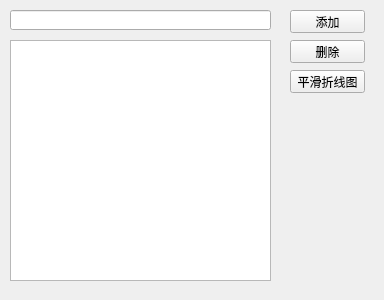
This is UI_choose.ui in uguess1/query_bili_fans_num as Qt 5 draws it before an edit. The edited form follows.
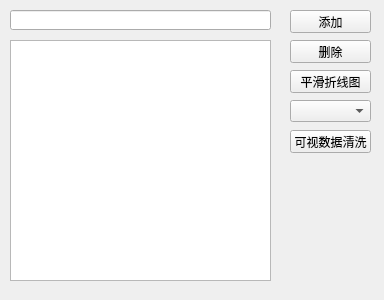
This is the edited form.

Commit message: 增加调整数据间隔功能

```diff
--- a/UI_choose.ui
+++ b/UI_choose.ui
@@ -18,7 +18,7 @@
     <rect>
      <x>290</x>
      <y>10</y>
-     <width>75</width>
+     <width>81</width>
      <height>23</height>
     </rect>
    </property>
@@ -41,7 +41,7 @@
     <rect>
      <x>290</x>
      <y>40</y>
-     <width>75</width>
+     <width>81</width>
      <height>23</height>
     </rect>
    </property>
@@ -64,7 +64,7 @@
     <rect>
      <x>290</x>
      <y>70</y>
-     <width>75</width>
+     <width>81</width>
      <height>23</height>
     </rect>
    </property>
@@ -72,6 +72,29 @@
     <string>平滑折线图</string>
    </property>
   </widget>
+  <widget class="QPushButton" name="data_clean_button">
+   <property name="geometry">
+    <rect>
+     <x>290</x>
+     <y>130</y>
+     <width>81</width>
+     <height>23</height>
+    </rect>
+   </property>
+   <property name="text">
+    <string>可视数据清洗</string>
+   </property>
+  </widget>
+  <widget class="QComboBox" name="data_clean_choose">
+   <property name="geometry">
+    <rect>
+     <x>290</x>
+     <y>100</y>
+     <width>81</width>
+     <height>22</height>
+    </rect>
+   </property>
+  </widget>
  </widget>
  <resources/>
  <connections/>
```
Left out of the diff: 8 changed lines with no effect on the pictures. The commit also changes 3 other files.
